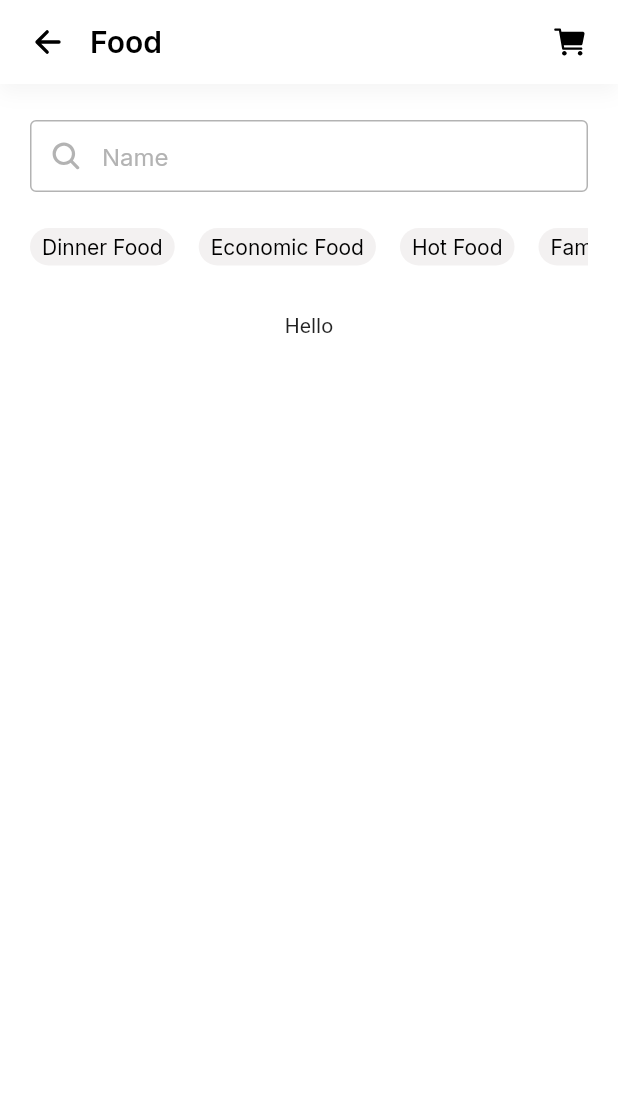
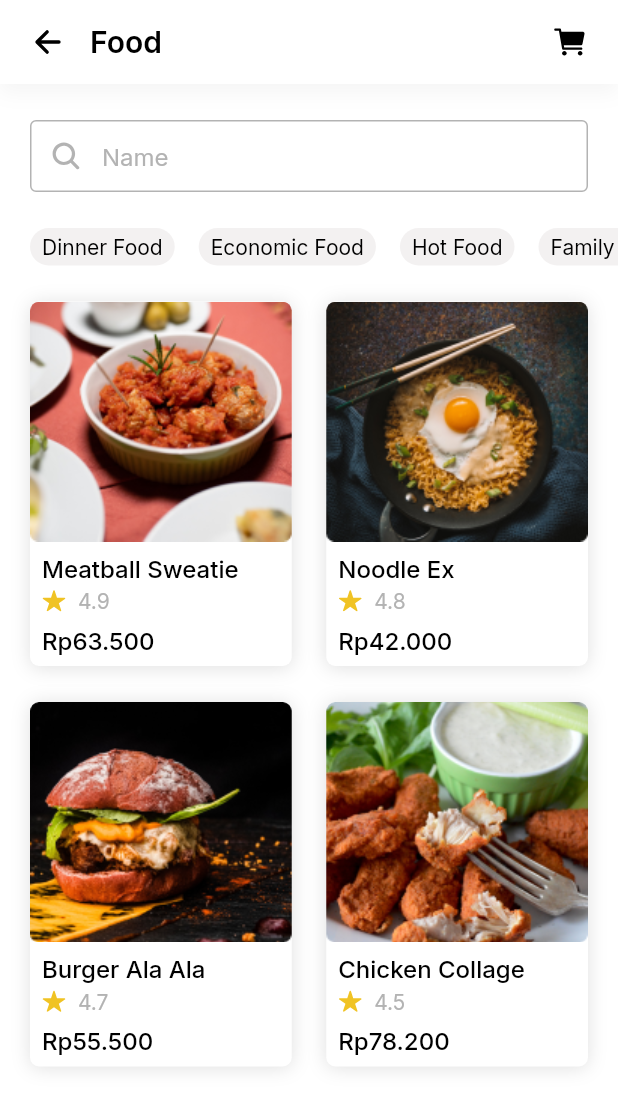
Before and after one commit to whoisgalih/restaurant_app_sg5, a Flutter app: the Food screen opened directly, on a phone screen of 412 x 824 dp. Shown: the top 1109 px of the screen. Run offline on Flutter 3.47's test engine with Material 2 defaults, Android fonts, the phone set to English and light mode, and no system bars; our stand-ins replace carousel_slider, flutter_svg, google_fonts.

Commit message:
menambah halaman food

```diff
--- /dev/null
+++ b/lib/components/food_item.dart
@@ -0,0 +1,59 @@
+import 'package:flutter/material.dart';
+import 'package:flutter_svg/flutter_svg.dart';
+import 'package:restaurant_app/theme/theme.dart';
+
+class FoodItem extends StatelessWidget {
+  const FoodItem({
+    Key? key,
+    required this.image,
+    required this.name,
+    required this.star,
+    required this.price,
+  }) : super(key: key);
+
+  final String image;
+  final String name;
+  final String star;
+  final String price;
+
+  @override
+  Widget build(BuildContext context) {
+    return Container(
+      clipBehavior: Clip.antiAlias,
+      decoration: BoxDecoration(
+        borderRadius: BorderRadius.circular(6),
+        boxShadow: [
+          BoxShadow(
+              color: Color(0x1F000000), blurRadius: 10, offset: Offset(0, 1)),
+        ],
+        color: white,
+      ),
+      child: Column(
+        children: [
+          Image(
+              image: AssetImage('assets/images/foods/' + image),
+              height: 160,
+              width: double.infinity,
+              fit: BoxFit.cover),
+          Container(
+              margin: EdgeInsets.all(8),
+              child: Column(
+                crossAxisAlignment: CrossAxisAlignment.start,
+                children: [
+                  Text(name, style: subTitle('2')),
+                  SizedBox(height: 4),
+                  Row(crossAxisAlignment: CrossAxisAlignment.center, children: [
+                    SvgPicture.asset('assets/images/icon/star.svg',
+                        height: 16, width: 16),
+                    SizedBox(width: 8),
+                    Text(star, style: body('2', gray)),
+                  ]),
+                  SizedBox(height: 8),
+                  Text(price, style: subTitle('2'))
+                ],
+              )),
+        ],
+      ),
+    );
+  }
+}
--- /dev/null
+++ b/lib/components/food_list.dart
@@ -0,0 +1,34 @@
+import 'package:flutter/material.dart';
+import 'package:restaurant_app/components/food_item.dart';
+import 'package:flutter_staggered_grid_view/flutter_staggered_grid_view.dart';
+
+class FoodList extends StatelessWidget {
+  final List<Map> foods;
+
+  const FoodList({
+    Key? key,
+    required this.foods,
+  }) : super(key: key);
+
+  @override
+  Widget build(BuildContext context) {
+    return AlignedGridView.count(
+      padding: EdgeInsets.symmetric(horizontal: 20),
+      crossAxisCount: 2,
+      mainAxisSpacing: 24,
+      crossAxisSpacing: 23,
+      physics:
+          NeverScrollableScrollPhysics(), // to disable GridView's scrolling
+      shrinkWrap: true, // You won't see infinite size error
+      itemBuilder: (context, index) {
+        final food = foods[index];
+        return FoodItem(
+            image: food['image'],
+            name: food['name'],
+            star: food['star'],
+            price: food['price']);
+      },
+      itemCount: foods.length,
+    );
+  }
+}
--- /dev/null
+++ b/lib/components/pill_text.dart
@@ -0,0 +1,20 @@
+import 'package:flutter/material.dart';
+import 'package:restaurant_app/theme/theme.dart';
+
+class PillText extends StatelessWidget {
+  final String text;
+
+  const PillText({
+    Key? key,
+    required this.text,
+  }) : super(key: key);
+
+  @override
+  Widget build(BuildContext context) {
+    return Container(
+        padding: EdgeInsets.symmetric(horizontal: 8, vertical: 4),
+        child: Text(this.text, style: body('2')),
+        decoration: BoxDecoration(
+            color: Color(0xFFF3F1F1), borderRadius: BorderRadius.circular(20)));
+  }
+}
--- a/lib/pages/food.dart
+++ b/lib/pages/food.dart
@@ -1,6 +1,8 @@
 import 'package:flutter/material.dart';
 import 'package:flutter_svg/flutter_svg.dart';
 import 'package:restaurant_app/theme/theme.dart';
+import 'package:restaurant_app/components/pill_text.dart';
+import 'package:restaurant_app/components/food_list.dart';
 
 class Food extends StatefulWidget {
   const Food({Key? key}) : super(key: key);
@@ -28,7 +30,7 @@ class _FoodState extends State<Food> {
   Widget build(BuildContext context) {
     return Scaffold(
       body: SafeArea(
-        child: Column(
+        child: ListView(
           children: [
             Container(
               decoration: BoxDecoration(
@@ -62,6 +64,7 @@ class _FoodState extends State<Food> {
               ),
             ),
             Container(
+              clipBehavior: Clip.none,
               margin: EdgeInsets.symmetric(horizontal: 20, vertical: 24),
               child: Column(
                 crossAxisAlignment: CrossAxisAlignment.start,
@@ -100,6 +103,7 @@ class _FoodState extends State<Food> {
                   ),
                   SizedBox(height: 24),
                   SingleChildScrollView(
+                    clipBehavior: Clip.none,
                     scrollDirection: Axis.horizontal,
                     child: Wrap(
                       direction: Axis.horizontal,
@@ -113,75 +117,38 @@ class _FoodState extends State<Food> {
                       ].map((e) => PillText(text: e)).toList(),
                     ),
                   ),
-                  SizedBox(height: 32),
-                  Expanded(
-                      child: Center(
-                    child: Text('Hello'),
-                  )
-                      // child: GridView.count(crossAxisCount: 2,
-                      //     // mainAxisSpacing: 24,
-                      //     // crossAxisSpacing: 23,
-                      //     children: [
-                      //       // FoodItem()
-                      //       Text('a'),
-                      //       Text('a'),
-                      //       Text('a'),
-                      //       Text('a'),
-                      //     ]),
-                      ),
                 ],
               ),
             ),
-            // ElevatedButton(
-            // onPressed: () => Navigator.pop(context), child: Text('Back')),
+            FoodList(foods: [
+              {
+                'image': 'Intersect.png',
+                'name': 'Meatball Sweatie',
+                'star': '4.9',
+                'price': 'Rp63.500'
+              },
+              {
+                'image': 'Intersect-2.png',
+                'name': 'Noodle Ex',
+                'star': '4.8',
+                'price': 'Rp42.000'
+              },
+              {
+                'image': 'Intersect-1.png',
+                'name': 'Burger Ala Ala',
+                'star': '4.7',
+                'price': 'Rp55.500'
+              },
+              {
+                'image': 'Intersect-3.png',
+                'name': 'Chicken Collage',
+                'star': '4.5',
+                'price': 'Rp78.200'
+              },
+            ]),
           ],
         ),
       ),
     );
   }
 }
-
-class FoodItem extends StatelessWidget {
-  const FoodItem({
-    Key? key,
-  }) : super(key: key);
-
-  @override
-  Widget build(BuildContext context) {
-    return Column(
-      children: [
-        Image(image: AssetImage('assets/images/recommendation/Intersect.png')),
-        Container(
-            margin: EdgeInsets.all(8),
-            child: Column(
-              children: [
-                Text('Meatball Sweatie', style: subTitle('2')),
-                Row(children: [
-                  SvgPicture.asset('assets/images/icon/star.svg',
-                      height: 24, width: 24),
-                  Text('Helo'),
-                ]),
-              ],
-            )),
-      ],
-    );
-  }
-}
-
-class PillText extends StatelessWidget {
-  final String text;
-
-  const PillText({
-    Key? key,
-    required this.text,
-  }) : super(key: key);
-
-  @override
-  Widget build(BuildContext context) {
-    return Container(
-        padding: EdgeInsets.symmetric(horizontal: 8, vertical: 4),
-        child: Text(this.text, style: body('2')),
-        decoration: BoxDecoration(
-            color: Color(0xFFF3F1F1), borderRadius: BorderRadius.circular(20)));
-  }
-}
--- a/pubspec.yaml
+++ b/pubspec.yaml
@@ -18,7 +18,7 @@ publish_to: 'none' # Remove this line if you wish to publish to pub.dev
 version: 1.0.0+1
 
 environment:
-  sdk: ">=2.12.0 <3.0.0"
+  sdk: '>=2.12.0 <3.0.0'
 
 # Dependencies specify other packages that your package needs in order to work.
 # To automatically upgrade your package dependencies to the latest versions
@@ -30,13 +30,13 @@ dependencies:
   flutter:
     sdk: flutter
 
-
   # The following adds the Cupertino Icons font to your application.
   # Use with the CupertinoIcons class for iOS style icons.
   cupertino_icons: ^1.0.2
   google_fonts: ^2.1.0
   carousel_slider: ^4.0.0
   flutter_svg: ^1.0.2
+  flutter_staggered_grid_view: ^0.6.0
 
 dev_dependencies:
   flutter_test:
@@ -54,7 +54,6 @@ dev_dependencies:
 
 # The following section is specific to Flutter.
 flutter:
-
   # The following line ensures that the Material Icons font is
   # included with your application, so that you can use the icons in
   # the material Icons class.
@@ -65,6 +64,7 @@ flutter:
     - assets/images/carousel-image/
     - assets/images/icon/
     - assets/images/recommendation/
+    - assets/images/foods/
 
   # An image asset can refer to one or more resolution-specific "variants", see
   # https://flutter.dev/assets-and-images/#resolution-aware.
```
Also changed, not shown: lib/pages/food_copy.dart (added, +150 -0 lines), assets/images/foods/Intersect-1.png (added), assets/images/foods/Intersect-2.png (added), assets/images/foods/Intersect-3.png (added), assets/images/foods/Intersect.png (added), pubspec.lock.
